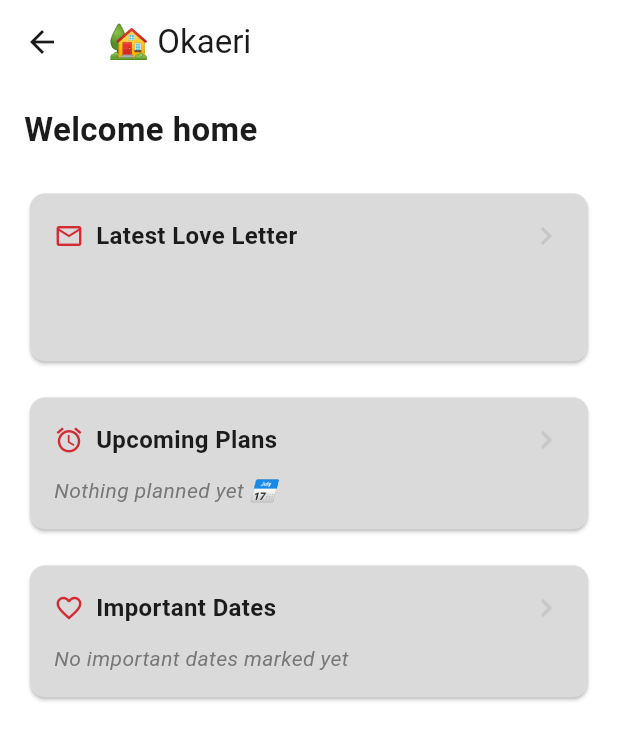
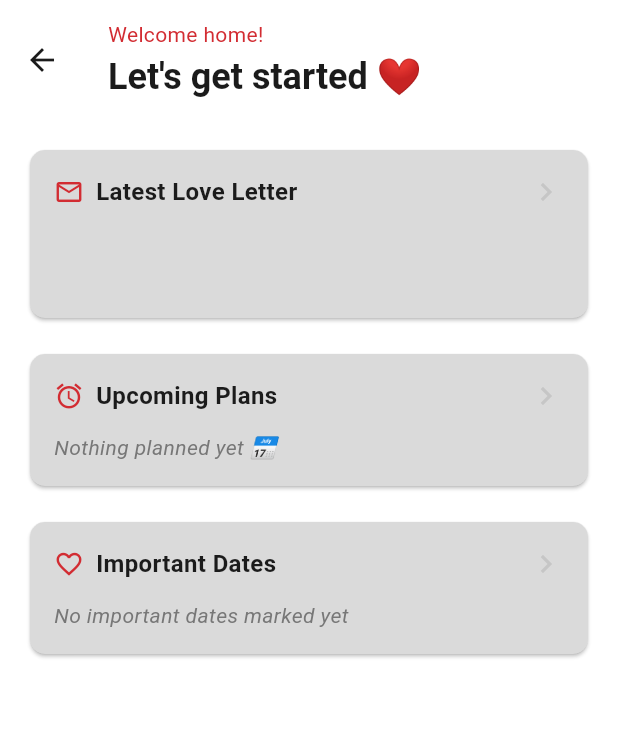
Before and after one commit to rhenoa24/Okaeri, a Flutter app: the HomeScreen screen opened directly with empty values, on a phone screen of 412 x 824 dp. Shown: the top 740 px of the screen. Run offline on Flutter 3.47's test engine with Material 3 defaults, Android fonts, the phone set to English and light mode, and no system bars; our stand-ins replace cloud_firestore, firebase_auth, firebase_core, table_calendar; missing offline and left inert: flutter_quill; accounts and stored records are empty.

Commit message:
Home AppBar updated

```diff
--- a/okaeri/lib/screens/home/home_screen.dart
+++ b/okaeri/lib/screens/home/home_screen.dart
@@ -101,20 +101,36 @@ class _HomeScreenState extends State<HomeScreen> {
         : 'Welcome home,\n$myName ❤ $partnerName';
 
     return Scaffold(
-      appBar: AppBar(title: const Text('🏡 Okaeri'), centerTitle: false),
+      appBar: AppBar(
+        toolbarHeight: 80,
+        titleSpacing: 16,
+        title: Column(
+          mainAxisAlignment: MainAxisAlignment.center,
+          crossAxisAlignment: CrossAxisAlignment.start,
+          children: [
+            Text(
+              'Welcome home!',
+              style: Theme.of(context).textTheme.bodyMedium?.copyWith(
+                color: Theme.of(context).colorScheme.primary,
+              ),
+            ),
+            const SizedBox(height: 2),
+            Text(
+              (myName.isEmpty || partnerName.isEmpty)
+                  ? 'Let\'s get started ❤'
+                  : '$myName ❤ $partnerName',
+              style: Theme.of(
+                context,
+              ).textTheme.headlineSmall?.copyWith(fontWeight: FontWeight.bold),
+              maxLines: 1,
+              overflow: TextOverflow.ellipsis,
+            ),
+          ],
+        ),
+      ),
       body: ListView(
         padding: const EdgeInsets.all(16),
         children: [
-          Text(
-            names,
-            style: const TextStyle(
-              fontSize: 22,
-              fontWeight: FontWeight.bold,
-              height: 1.3,
-            ),
-          ),
-          const SizedBox(height: 24),
-
           _SectionCard(
             icon: Icons.mail_outline,
             title: 'Latest Love Letter',
--- a/okaeri/lib/screens/notes/notes_screen.dart
+++ b/okaeri/lib/screens/notes/notes_screen.dart
@@ -40,8 +40,8 @@ class _NotesScreenState extends State<NotesScreen>
         bottom: TabBar(
           controller: _tabController,
           tabs: const [
-            Tab(text: '🏡 Our Room'),
-            Tab(text: '🌙 My Corner'),
+            Tab(text: 'Our Room'),
+            Tab(text: 'My Corner'),
           ],
         ),
       ),
```
